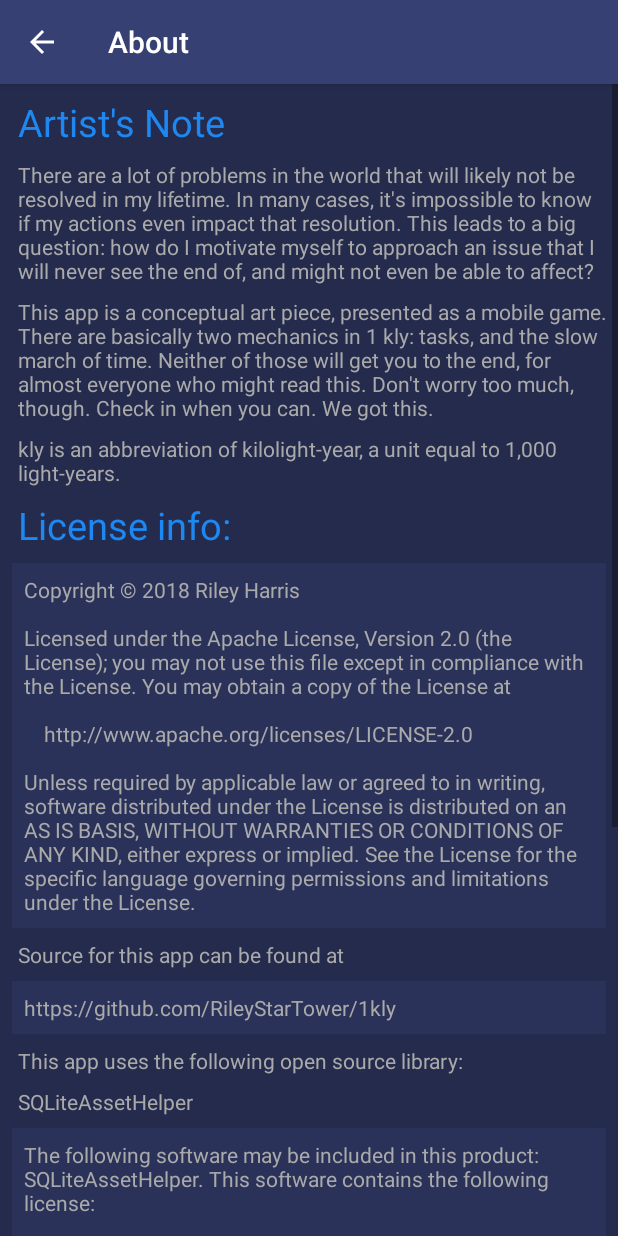
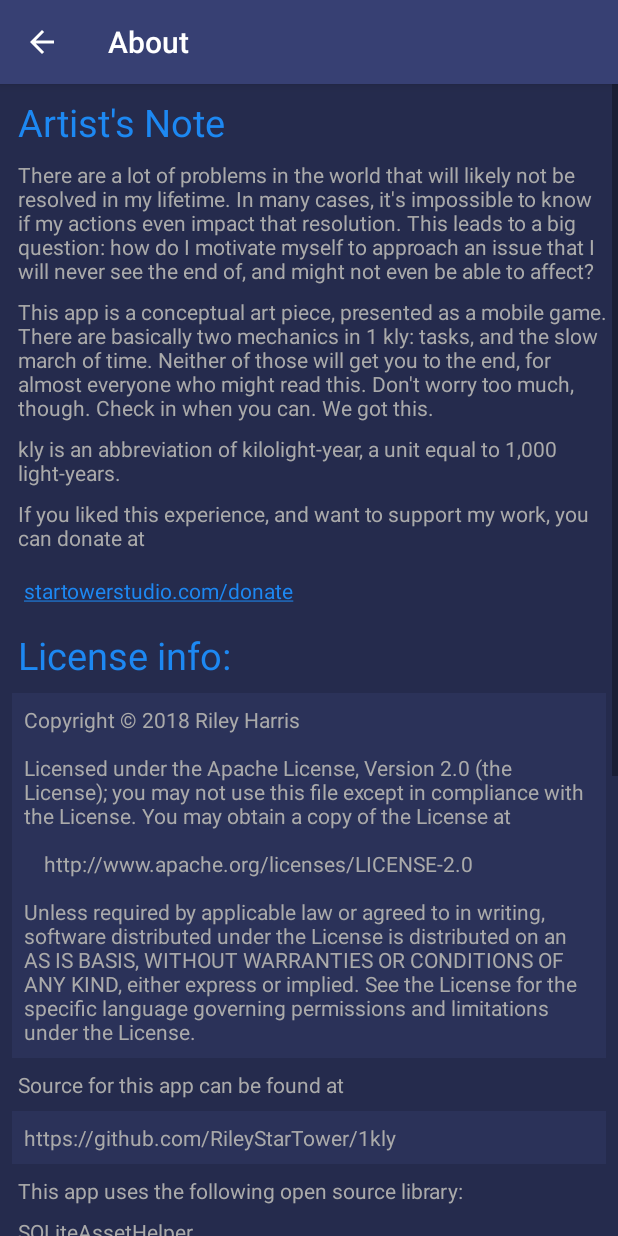
Before and after one commit to RileyStarTower/1kly, an Android app: the AboutActivity screen opened directly, with no data from a screen before it, on a phone screen of 412 x 824 dp. Run offline under Robolectric (Android 15) with nearby library versions, the light colour scheme and no system bars.

Commit message:
Added donation link to About activity, and updated status bar icon to match the new app icon.

```diff
--- a/app/src/main/res/layout/activity_about.xml
+++ b/app/src/main/res/layout/activity_about.xml
@@ -76,6 +76,39 @@
         <TextView
             android:layout_width="match_parent"
             android:layout_height="wrap_content"
+            android:id="@+id/donationLabel"
+            android:background="@color/activityBackground"
+            android:text="@string/donate_label"
+            android:textColor="@color/buttonText"
+            android:layout_marginTop="@dimen/standard_padding"
+            android:layout_marginStart="@dimen/standard_padding"
+            android:paddingStart="@dimen/half_padding"
+            android:paddingEnd="0dp"
+            app:layout_constraintTop_toBottomOf="@id/artistNoteVal3"
+            />
+
+        <TextView
+            android:layout_width="match_parent"
+            android:layout_height="wrap_content"
+            android:id="@+id/donationLink"
+            android:background="@color/activityBackground"
+            android:text="@string/donate_link"
+            android:layout_marginTop="@dimen/standard_padding"
+            android:layout_marginStart="@dimen/standard_padding"
+            android:layout_marginEnd="@dimen/standard_padding"
+            android:paddingStart="@dimen/standard_padding"
+            android:paddingEnd="@dimen/standard_padding"
+            android:paddingTop="@dimen/standard_padding"
+            android:paddingBottom="@dimen/standard_padding"
+            android:textIsSelectable="true"
+            android:autoLink="web"
+            android:textColorLink="@color/dataBlue"
+            app:layout_constraintTop_toBottomOf="@id/donationLabel"
+            />
+
+        <TextView
+            android:layout_width="match_parent"
+            android:layout_height="wrap_content"
             android:id="@+id/licenseTitle"
             android:background="@color/activityBackground"
             android:text="@string/license_title"
@@ -85,7 +118,7 @@
             android:layout_marginStart="@dimen/standard_padding"
             android:paddingStart="@dimen/half_padding"
             android:paddingEnd="0dp"
-            app:layout_constraintTop_toBottomOf="@id/artistNoteVal3"
+            app:layout_constraintTop_toBottomOf="@id/donationLink"
             />
 
         <TextView
@@ -102,7 +135,7 @@
             android:paddingEnd="@dimen/standard_padding"
             android:paddingTop="@dimen/standard_padding"
             android:paddingBottom="@dimen/standard_padding"
-            android:textIsSelectable="true"
+
             app:layout_constraintTop_toBottomOf="@id/licenseTitle"
             />
 
--- a/app/src/main/res/values/strings.xml
+++ b/app/src/main/res/values/strings.xml
@@ -88,6 +88,8 @@
     <string name="artist_note_val_1">There are a lot of problems in the world that will likely not be resolved in my lifetime. In many cases, it\'s impossible to know if my actions even impact that resolution. This leads to a big question: how do I motivate myself to approach an issue that I will never see the end of, and might not even be able to affect?</string>
     <string name="artist_note_val_2">This app is a conceptual art piece, presented as a mobile game. There are basically two mechanics in 1 kly: tasks, and the slow march of time. Neither of those will get you to the end, for almost everyone who might read this. Don\'t worry too much, though. Check in when you can. We got this.</string>
     <string name="artist_note_val_3">kly is an abbreviation of kilolight-year, a unit equal to 1,000 light-years.</string>
+    <string name="donate_label">If you liked this experience, and want to support my work, you can donate at</string>
+    <string name="donate_link">startowerstudio.com/donate</string>
     <string name="license_title">License info:</string>
     <string name="license_1">
         Copyright &#169; 2018 Riley Harris
--- a/build.gradle
+++ b/build.gradle
@@ -6,7 +6,7 @@ buildscript {
         google()
     }
     dependencies {
-        classpath 'com.android.tools.build:gradle:3.1.1'
+        classpath 'com.android.tools.build:gradle:3.1.2'
 
         // NOTE: Do not place your application dependencies here; they belong
         // in the individual module build.gradle files
```
Also changed, not shown: app/src/main/res/drawable/ic_kly_ship_icon_status_bar.xml (+21 -13 lines).
